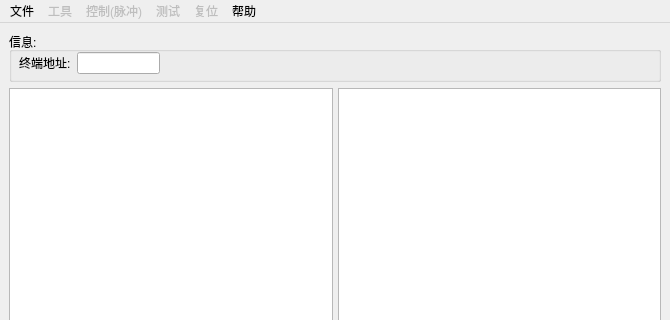
qwerttqq95/698_Special, file UI_MainWindow.ui: the form before one commit; both pictures show x 0 to 670 and y 0 to 320 of the 670 by 509 pixel window.
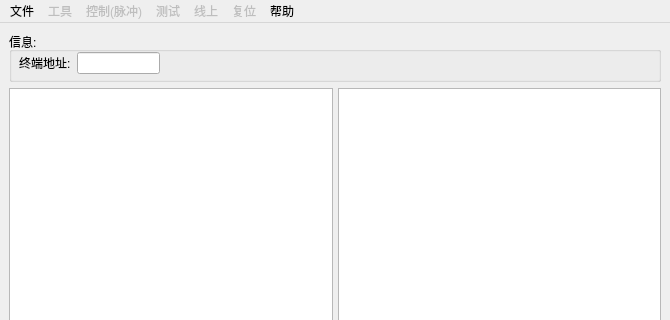
The form after the commit.

```diff
--- a/UI_MainWindow.ui
+++ b/UI_MainWindow.ui
@@ -290,10 +290,20 @@
     <addaction name="action_17"/>
     <addaction name="action_18"/>
    </widget>
+   <widget class="QMenu" name="menu_9">
+    <property name="enabled">
+     <bool>false</bool>
+    </property>
+    <property name="title">
+     <string>线上</string>
+    </property>
+    <addaction name="actiononline"/>
+   </widget>
    <addaction name="menuOpen"/>
    <addaction name="menu_4"/>
    <addaction name="menu_10"/>
    <addaction name="menu_2"/>
+   <addaction name="menu_9"/>
    <addaction name="menu_5"/>
    <addaction name="menu"/>
   </widget>
```
Left out of the diff: 5 changed lines with no effect on the pictures.
